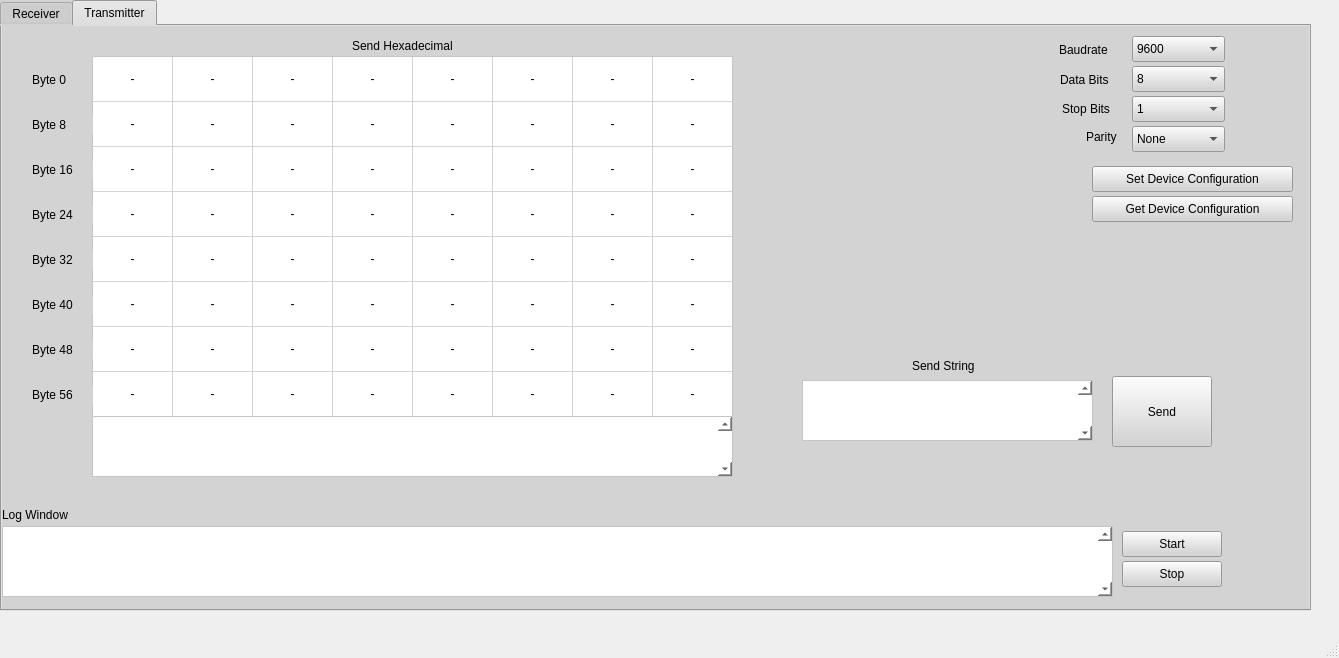
Qt form RS422-485GuiApp/mainwindow.ui (Kemalusanmaz/RS422-485-Transceiver-Project) before a commit.
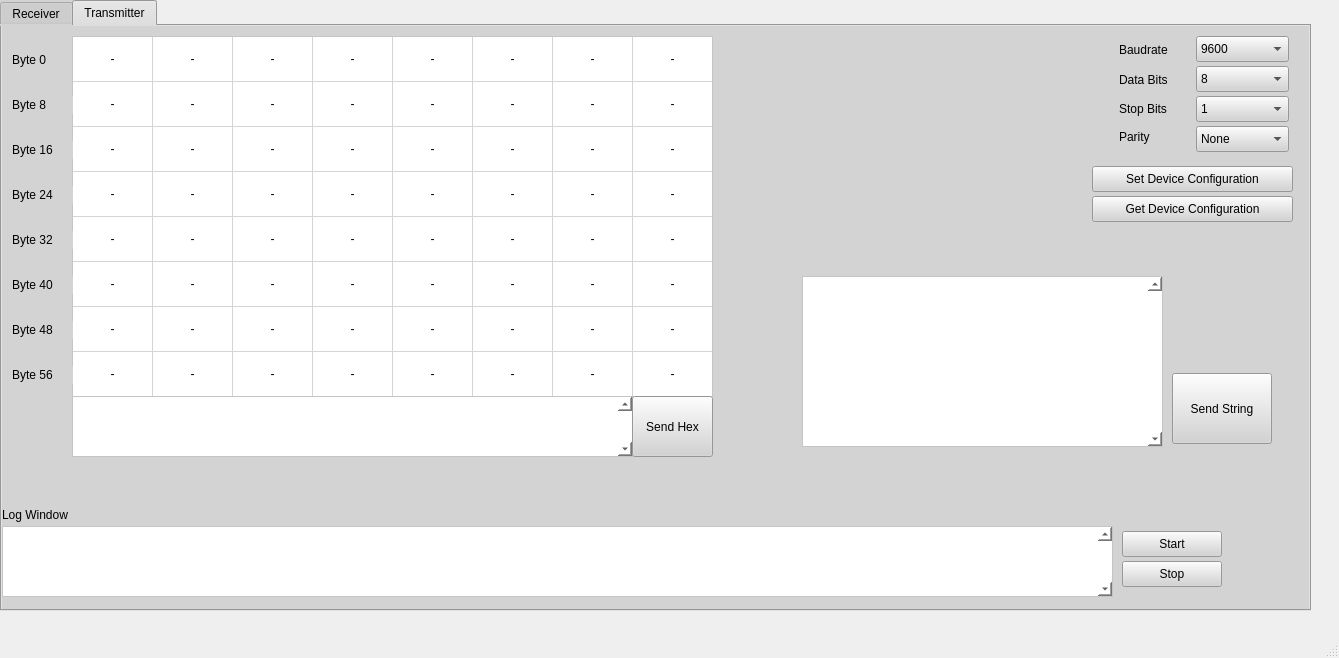
The same form after that commit. The open tabs and pages were chosen to show the change.

Commit message: transmitter gui is established

```diff
--- a/RS422-485GuiApp/mainwindow.ui
+++ b/RS422-485GuiApp/mainwindow.ui
@@ -440,7 +440,7 @@
      <widget class="QLabel" name="label_12">
       <property name="geometry">
        <rect>
-        <x>1060</x>
+        <x>1117</x>
         <y>73</y>
         <width>70</width>
         <height>20</height>
@@ -453,7 +453,7 @@
      <widget class="QLabel" name="label_6">
       <property name="geometry">
        <rect>
-        <x>1057</x>
+        <x>1117</x>
         <y>14</y>
         <width>70</width>
         <height>20</height>
@@ -466,7 +466,7 @@
      <widget class="QLabel" name="label_13">
       <property name="geometry">
        <rect>
-        <x>1058</x>
+        <x>1117</x>
         <y>44</y>
         <width>70</width>
         <height>20</height>
@@ -505,8 +505,8 @@
      <widget class="QTableWidget" name="transmitter_data">
       <property name="geometry">
        <rect>
-        <x>90</x>
-        <y>30</y>
+        <x>70</x>
+        <y>10</y>
         <width>641</width>
         <height>361</height>
        </rect>
@@ -1082,8 +1082,8 @@
      <widget class="QLabel" name="label_7">
       <property name="geometry">
        <rect>
-        <x>30</x>
-        <y>45</y>
+        <x>10</x>
+        <y>25</y>
         <width>50</width>
         <height>18</height>
        </rect>
@@ -1095,8 +1095,8 @@
      <widget class="QLabel" name="label_14">
       <property name="geometry">
        <rect>
-        <x>30</x>
-        <y>135</y>
+        <x>10</x>
+        <y>115</y>
         <width>61</width>
         <height>18</height>
        </rect>
@@ -1108,8 +1108,8 @@
      <widget class="QLabel" name="label_15">
       <property name="geometry">
        <rect>
-        <x>30</x>
-        <y>90</y>
+        <x>10</x>
+        <y>70</y>
         <width>61</width>
         <height>18</height>
        </rect>
@@ -1121,8 +1121,8 @@
      <widget class="QLabel" name="label_16">
       <property name="geometry">
        <rect>
-        <x>30</x>
-        <y>180</y>
+        <x>10</x>
+        <y>160</y>
         <width>61</width>
         <height>18</height>
        </rect>
@@ -1134,8 +1134,8 @@
      <widget class="QLabel" name="label_17">
       <property name="geometry">
        <rect>
-        <x>30</x>
-        <y>225</y>
+        <x>10</x>
+        <y>205</y>
         <width>61</width>
         <height>18</height>
        </rect>
@@ -1147,8 +1147,8 @@
      <widget class="QLabel" name="label_18">
       <property name="geometry">
        <rect>
-        <x>30</x>
-        <y>270</y>
+        <x>10</x>
+        <y>250</y>
         <width>61</width>
         <height>18</height>
        </rect>
@@ -1160,8 +1160,8 @@
      <widget class="QLabel" name="label_19">
       <property name="geometry">
        <rect>
-        <x>30</x>
-        <y>315</y>
+        <x>10</x>
+        <y>295</y>
         <width>61</width>
         <height>18</height>
        </rect>
@@ -1173,8 +1173,8 @@
      <widget class="QLabel" name="label_20">
       <property name="geometry">
        <rect>
-        <x>30</x>
-        <y>360</y>
+        <x>10</x>
+        <y>340</y>
         <width>61</width>
         <height>18</height>
        </rect>
@@ -1186,22 +1186,22 @@
      <widget class="QPushButton" name="transmitter_send">
       <property name="geometry">
        <rect>
-        <x>1110</x>
-        <y>350</y>
+        <x>1170</x>
+        <y>347</y>
         <width>100</width>
         <height>71</height>
        </rect>
       </property>
       <property name="text">
-       <string>Send</string>
+       <string>Send String</string>
       </property>
      </widget>
      <widget class="QPlainTextEdit" name="transmitter_dataDisplay">
       <property name="geometry">
        <rect>
-        <x>90</x>
-        <y>390</y>
-        <width>641</width>
+        <x>70</x>
+        <y>370</y>
+        <width>561</width>
         <height>61</height>
        </rect>
       </property>
@@ -1224,7 +1224,7 @@
      <widget class="QLabel" name="label_21">
       <property name="geometry">
        <rect>
-        <x>1084</x>
+        <x>1117</x>
         <y>101</y>
         <width>50</width>
         <height>20</height>
@@ -1237,7 +1237,7 @@
      <widget class="QComboBox" name="transmitter_baudrate">
       <property name="geometry">
        <rect>
-        <x>1130</x>
+        <x>1194</x>
         <y>10</y>
         <width>93</width>
         <height>26</height>
@@ -1317,7 +1317,7 @@
      <widget class="QComboBox" name="transmitter_dataBits">
       <property name="geometry">
        <rect>
-        <x>1130</x>
+        <x>1194</x>
         <y>40</y>
         <width>93</width>
         <height>26</height>
@@ -1347,7 +1347,7 @@
      <widget class="QComboBox" name="transmitter_stopBits">
       <property name="geometry">
        <rect>
-        <x>1130</x>
+        <x>1194</x>
         <y>70</y>
         <width>93</width>
         <height>26</height>
@@ -1367,7 +1367,7 @@
      <widget class="QComboBox" name="transmitter_parity">
       <property name="geometry">
        <rect>
-        <x>1130</x>
+        <x>1194</x>
         <y>100</y>
         <width>93</width>
         <height>26</height>
@@ -1393,9 +1393,9 @@
       <property name="geometry">
        <rect>
         <x>800</x>
-        <y>354</y>
-        <width>291</width>
-        <height>61</height>
+        <y>250</y>
+        <width>361</width>
+        <height>171</height>
        </rect>
       </property>
       <property name="styleSheet">
@@ -1405,7 +1405,7 @@
        <enum>Qt::ScrollBarPolicy::ScrollBarAlwaysOn</enum>
       </property>
       <property name="readOnly">
-       <bool>true</bool>
+       <bool>false</bool>
       </property>
       <property name="plainText">
        <string/>
@@ -1414,30 +1414,17 @@
        <bool>true</bool>
       </property>
      </widget>
-     <widget class="QLabel" name="label_9">
+     <widget class="QPushButton" name="transmitter_sendHex">
       <property name="geometry">
        <rect>
-        <x>910</x>
-        <y>330</y>
-        <width>90</width>
-        <height>20</height>
+        <x>630</x>
+        <y>370</y>
+        <width>81</width>
+        <height>61</height>
        </rect>
       </property>
       <property name="text">
-       <string>Send String</string>
-      </property>
-     </widget>
-     <widget class="QLabel" name="label_10">
-      <property name="geometry">
-       <rect>
-        <x>350</x>
-        <y>10</y>
-        <width>140</width>
-        <height>20</height>
-       </rect>
-      </property>
-      <property name="text">
-       <string>Send Hexadecimal</string>
+       <string>Send Hex</string>
       </property>
      </widget>
     </widget>
```
Left out of the diff: 44 changed lines with no effect on the pictures. The commit also changes 4 other files.
